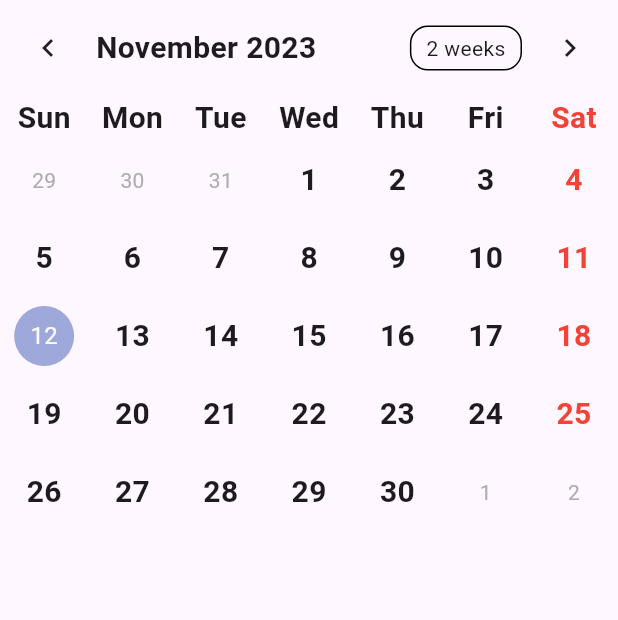
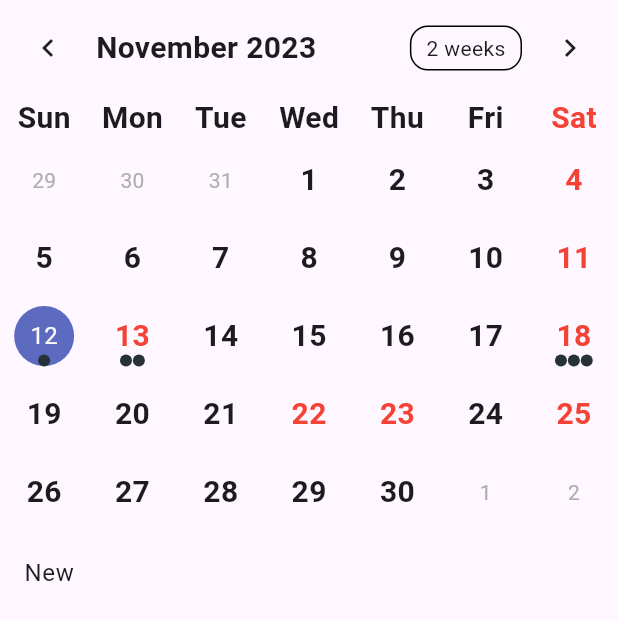
Before and after one commit to schoolManagement404/frontend, a Flutter app: the CalenderPage screen opened by its route, on a phone screen of 412 x 824 dp. Shown: the top 620 px of the screen. Run offline on Flutter 3.47's test engine with Material 2 defaults, Android fonts, the phone set to English and light mode, and no system bars; drawn by our look-alikes of table_calendar; our stand-ins replace bloc, cached_network_image, dio, equatable, file_picker, flutter_bloc and 2 more; missing offline and left inert: omni_datetime_picker; accounts and stored records are empty.

Commit message:
Add: Added tablecalender with event list of certain date, and holiday functionality

```diff
--- /dev/null
+++ b/schoolmanagement/lib/features/calendar/data/service/calenderUtils.dart
@@ -0,0 +1,44 @@
+// Copyright 2019 Aleksander Woźniak
+// SPDX-License-Identifier: Apache-2.0
+
+import 'dart:collection';
+
+import 'package:table_calendar/table_calendar.dart';
+
+/// Example event class.
+class Event {
+  final String title;
+
+  const Event(this.title);
+
+  @override
+  String toString() => title;
+}
+
+/// Using a [LinkedHashMap] is highly recommended if you decide to use a map.
+final kEvents = LinkedHashMap<DateTime, List<Event>>(
+  equals: isSameDay,
+  hashCode: getHashCode,
+)..addAll({
+    DateTime(2023, 11, 12): [Event("New")],
+    DateTime(2023, 11, 13): [Event("gg"), Event("mm")],
+    DateTime(2023, 11, 18): [Event("gg"), Event("mm"), Event("xs")],
+  });
+
+int getHashCode(DateTime key) {
+  return key.day * 1000000 + key.month * 10000 + key.year;
+}
+
+final _kHolidays = {
+  DateTime.utc(2023, 11, 13),
+  DateTime.utc(2023, 11, 22),
+  DateTime.utc(2023, 11, 23),
+  DateTime.utc(2023, 7, 4),
+};
+bool isHoliday(DateTime day) {
+  return _kHolidays.contains(day);
+}
+
+final kToday = DateTime.now();
+final kFirstDay = DateTime(kToday.year - 3, kToday.month, kToday.day);
+final kLastDay = DateTime(kToday.year + 3, kToday.month, kToday.day);
--- a/schoolmanagement/lib/features/calendar/presentation/screens/calenderPage.dart
+++ b/schoolmanagement/lib/features/calendar/presentation/screens/calenderPage.dart
@@ -1,5 +1,10 @@
+// Copyright 2019 Aleksander Woźniak
+// SPDX-License-Identifier: Apache-2.0
+
 import 'package:flutter/material.dart';
 import 'package:table_calendar/table_calendar.dart';
+
+import '../../data/service/calenderUtils.dart';
 
 class CalenderPage extends StatefulWidget {
   const CalenderPage({super.key});
@@ -9,18 +14,62 @@ class CalenderPage extends StatefulWidget {
 }
 
 class _CalenderPageState extends State<CalenderPage> {
+  late final ValueNotifier<List<Event>> _selectedEvents;
+  DateTime _focusedDay = DateTime.now();
+  DateTime? _selectedDay;
+  DateTime? _rangeStart;
+  DateTime? _rangeEnd;
+  // Can be toggled on/off by longpressing a date
+  List<Event> _getEventsForDay(DateTime day) {
+    // Implementation example
+    return kEvents[day] ?? [];
+  }
+
+  void _onDaySelected(DateTime selectedDay, DateTime focusedDay) {
+    if (!isSameDay(_selectedDay, selectedDay)) {
+      setState(() {
+        _selectedDay = selectedDay;
+        _focusedDay = focusedDay;
+      });
+
+      _selectedEvents.value = _getEventsForDay(selectedDay);
+    }
+  }
+
+  @override
+  void initState() {
+    super.initState();
+
+    _selectedDay = _focusedDay;
+    _selectedEvents = ValueNotifier(_getEventsForDay(_selectedDay!));
+  }
+
+  @override
+  void dispose() {
+    _selectedEvents.dispose();
+    super.dispose();
+  }
+
   @override
   Widget build(BuildContext context) {
     return Scaffold(
       body: SafeArea(
-        child: TableCalendar(
-          firstDay: DateTime(2019),
-          lastDay: DateTime(2025),
-          focusedDay: DateTime.now(),
-          rangeStartDay: DateTime(2023, 11, 1),
-          rangeEndDay: DateTime(2023, 11, 13),
-          weekendDays: [DateTime.saturday],
+        child: Column(
+          children: [
+            TableCalendar<Event>(
+              firstDay: kFirstDay,
+              lastDay: kLastDay,
+              focusedDay: _focusedDay,
+              rangeStartDay: _rangeStart,
+              holidayPredicate: isHoliday,
+              rangeEndDay: _rangeEnd,
+              weekendDays: const [DateTime.saturday],
               daysOfWeekHeight: 30,
+              eventLoader: _getEventsForDay,
+              selectedDayPredicate: (day) {
+                return isSameDay(_selectedDay, day);
+              },
+              onDaySelected: _onDaySelected,
               headerStyle: HeaderStyle(
                   titleTextStyle: TextStyle(
                 fontWeight: FontWeight.w600,
@@ -32,7 +81,9 @@ class _CalenderPageState extends State<CalenderPage> {
                   fontSize: 20,
                 ),
                 weekendStyle: TextStyle(
-                fontWeight: FontWeight.w600, fontSize: 20, color: Colors.red),
+                    fontWeight: FontWeight.w600,
+                    fontSize: 20,
+                    color: Colors.red),
               ),
               calendarStyle: const CalendarStyle(
                   weekendTextStyle: TextStyle(
@@ -44,13 +95,26 @@ class _CalenderPageState extends State<CalenderPage> {
                     fontSize: 20,
                     fontWeight: FontWeight.w600,
                   ),
-            weekNumberTextStyle: TextStyle(fontSize: 20),
                   holidayTextStyle: TextStyle(
                     fontWeight: FontWeight.w600,
                     fontSize: 20,
                     color: Colors.red,
                   ),
+                  holidayDecoration: BoxDecoration()),
             ),
+            Expanded(
+                child: ValueListenableBuilder<List<Event>>(
+                    valueListenable: _selectedEvents,
+                    builder: (context, value, _) {
+                      return ListView.builder(
+                          itemCount: value.length,
+                          itemBuilder: (context, index) {
+                            return ListTile(
+                              title: Text('${value[index]}'),
+                            );
+                          });
+                    }))
+          ],
         ),
       ),
     );
--- a/schoolmanagement/lib/main.dart
+++ b/schoolmanagement/lib/main.dart
@@ -44,7 +44,7 @@ class MyApp extends StatelessWidget {
             BlocProvider<FeeBloc>(create: (context) => FeeBloc()),
             BlocProvider<ProfileBloc>(create: (context) => ProfileBloc())
           ],
-          child: const AuthPage(),
+          child: const CalenderPage(),
         ));
   }
 }
```
Also changed, not shown: schoolmanagement/lib/features/calendar/data/model/calendar.dart (+3 -78 lines), schoolmanagement/lib/features/calendar/data/service/api_service.dart (deleted, +0 -12 lines), schoolmanagement/lib/features/calendar/data/service/api_service.g.dart (deleted). Lines whose indentation alone changed are shown as unchanged.
